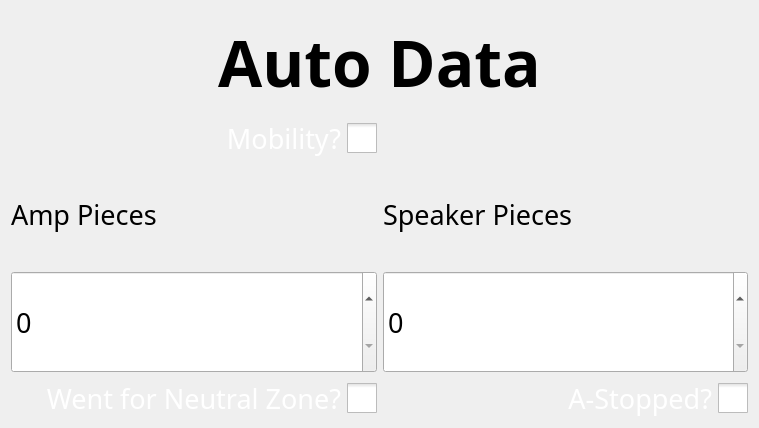
The window that ui/AutoScouting.ui (binex-dsk/QFRCScouter) describes before a commit, drawn with Qt 5.
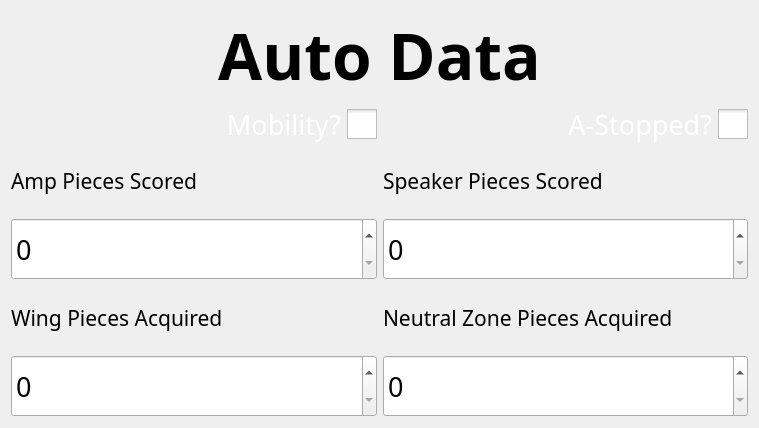
The same window after the commit. Custom widgets are drawn as their Qt base class.

Diff of the .ui file:
```diff
--- a/ui/AutoScouting.ui
+++ b/ui/AutoScouting.ui
@@ -20,54 +20,6 @@
    <string>Form</string>
   </property>
   <layout class="QGridLayout" name="gridLayout">
-   <item row="6" column="0">
-    <widget class="QCheckBox" name="neutral">
-     <property name="palette">
-      <palette>
-       <active>
-        <colorrole role="WindowText">
-         <brush brushstyle="SolidPattern">
-          <color alpha="255">
-           <red>255</red>
-           <green>255</green>
-           <blue>255</blue>
-          </color>
-         </brush>
-        </colorrole>
-       </active>
-       <inactive>
-        <colorrole role="WindowText">
-         <brush brushstyle="SolidPattern">
-          <color alpha="255">
-           <red>255</red>
-           <green>255</green>
-           <blue>255</blue>
-          </color>
-         </brush>
-        </colorrole>
-       </inactive>
-       <disabled/>
-      </palette>
-     </property>
-     <property name="font">
-      <font>
-       <family>Sans Serif</family>
-       <pointsize>20</pointsize>
-      </font>
-     </property>
-     <property name="layoutDirection">
-      <enum>Qt::RightToLeft</enum>
-     </property>
-     <property name="styleSheet">
-      <string notr="true">QCheckBox::indicator:unchecked { width: 30px; height: 30px; } QCheckBox::indicator:checked { width: 30px; height: 30px; }
-
-</string>
-     </property>
-     <property name="text">
-      <string>Went for Neutral Zone?</string>
-     </property>
-    </widget>
-   </item>
    <item row="1" column="0">
     <widget class="QCheckBox" name="mobility">
      <property name="palette">
@@ -116,32 +68,64 @@
      </property>
     </widget>
    </item>
+   <item row="1" column="1">
+    <widget class="QCheckBox" name="stopped">
+     <property name="palette">
+      <palette>
+       <active>
+        <colorrole role="WindowText">
+         <brush brushstyle="SolidPattern">
+          <color alpha="255">
+           <red>255</red>
+           <green>255</green>
+           <blue>255</blue>
+          </color>
+         </brush>
+        </colorrole>
+       </active>
+       <inactive>
+        <colorrole role="WindowText">
+         <brush brushstyle="SolidPattern">
+          <color alpha="255">
+           <red>255</red>
+           <green>255</green>
+           <blue>255</blue>
+          </color>
+         </brush>
+        </colorrole>
+       </inactive>
+       <disabled/>
+      </palette>
+     </property>
+     <property name="font">
+      <font>
+       <family>Sans Serif</family>
+       <pointsize>20</pointsize>
+      </font>
+     </property>
+     <property name="layoutDirection">
+      <enum>Qt::RightToLeft</enum>
+     </property>
+     <property name="styleSheet">
+      <string notr="true">QCheckBox::indicator:unchecked { width: 30px; height: 30px; } QCheckBox::indicator:checked { width: 30px; height: 30px; }
+
+</string>
+     </property>
+     <property name="text">
+      <string>A-Stopped?</string>
+     </property>
+    </widget>
+   </item>
    <item row="2" column="0">
     <widget class="QLabel" name="label_2">
      <property name="font">
       <font>
        <family>Noto Sans</family>
-       <pointsize>20</pointsize>
+       <pointsize>16</pointsize>
       </font>
      </property>
      <property name="text">
-      <string>Amp Pieces</string>
-     </property>
-    </widget>
-   </item>
-   <item row="3" column="0">
-    <widget class="BetterSpinBox" name="ampPieces">
-     <property name="sizePolicy">
-      <sizepolicy hsizetype="Minimum" vsizetype="Preferred">
-       <horstretch>0</horstretch>
-       <verstretch>0</verstretch>
-      </sizepolicy>
-     </property>
-     <property name="font">
-      <font>
-       <family>Noto Sans</family>
-       <pointsize>20</pointsize>
-      </font>
+      <string>Amp Pieces Scored</string>
      </property>
     </widget>
    </item>
@@ -150,11 +134,27 @@
      <property name="font">
       <font>
        <family>Noto Sans</family>
-       <pointsize>20</pointsize>
+       <pointsize>16</pointsize>
       </font>
      </property>
      <property name="text">
-      <string>Speaker Pieces</string>
+      <string>Speaker Pieces Scored</string>
+     </property>
+    </widget>
+   </item>
+   <item row="3" column="0">
+    <widget class="BetterSpinBox" name="ampPieces">
+     <property name="sizePolicy">
+      <sizepolicy hsizetype="Minimum" vsizetype="Preferred">
+       <horstretch>0</horstretch>
+       <verstretch>0</verstretch>
+      </sizepolicy>
+     </property>
+     <property name="font">
+      <font>
+       <family>Noto Sans</family>
+       <pointsize>20</pointsize>
+      </font>
      </property>
     </widget>
    </item>
@@ -174,51 +174,61 @@
      </property>
     </widget>
    </item>
-   <item row="6" column="1">
-    <widget class="QCheckBox" name="stopped">
-     <property name="palette">
-      <palette>
-       <active>
-        <colorrole role="WindowText">
-         <brush brushstyle="SolidPattern">
-          <color alpha="255">
-           <red>255</red>
-           <green>255</green>
-           <blue>255</blue>
-          </color>
-         </brush>
-        </colorrole>
-       </active>
-       <inactive>
-        <colorrole role="WindowText">
-         <brush brushstyle="SolidPattern">
-          <color alpha="255">
-           <red>255</red>
-           <green>255</green>
-           <blue>255</blue>
-          </color>
-         </brush>
-        </colorrole>
-       </inactive>
-       <disabled/>
-      </palette>
-     </property>
+   <item row="4" column="0">
+    <widget class="QLabel" name="label_4">
      <property name="font">
       <font>
-       <family>Sans Serif</family>
-       <pointsize>20</pointsize>
+       <family>Noto Sans</family>
+       <pointsize>16</pointsize>
       </font>
      </property>
-     <property name="layoutDirection">
-      <enum>Qt::RightToLeft</enum>
+     <property name="text">
+      <string>Wing Pieces Acquired</string>
      </property>
-     <property name="styleSheet">
-      <string notr="true">QCheckBox::indicator:unchecked { width: 30px; height: 30px; } QCheckBox::indicator:checked { width: 30px; height: 30px; }
-
-</string>
+    </widget>
+   </item>
+   <item row="4" column="1">
+    <widget class="QLabel" name="label_5">
+     <property name="font">
+      <font>
+       <family>Noto Sans</family>
+       <pointsize>16</pointsize>
+      </font>
      </property>
      <property name="text">
-      <string>A-Stopped?</string>
+      <string>Neutral Zone Pieces Acquired</string>
+     </property>
+    </widget>
+   </item>
+   <item row="5" column="0">
+    <widget class="BetterSpinBox" name="wing">
+     <property name="sizePolicy">
+      <sizepolicy hsizetype="Minimum" vsizetype="Preferred">
+       <horstretch>0</horstretch>
+       <verstretch>0</verstretch>
+      </sizepolicy>
+     </property>
+     <property name="font">
+      <font>
+       <family>Noto Sans</family>
+       <pointsize>20</pointsize>
+      </font>
+     </property>
+    </widget>
+   </item>
+   <item row="5" column="1">
+    <widget class="BetterSpinBox" name="neutral">
+     <property name="sizePolicy">
+      <sizepolicy hsizetype="Minimum" vsizetype="Preferred">
+       <horstretch>0</horstretch>
+       <verstretch>0</verstretch>
+      </sizepolicy>
+     </property>
+     <property name="font">
+      <font>
+       <family>Noto Sans</family>
+       <pointsize>20</pointsize>
+      </font>
      </property>
     </widget>
    </item>
```
